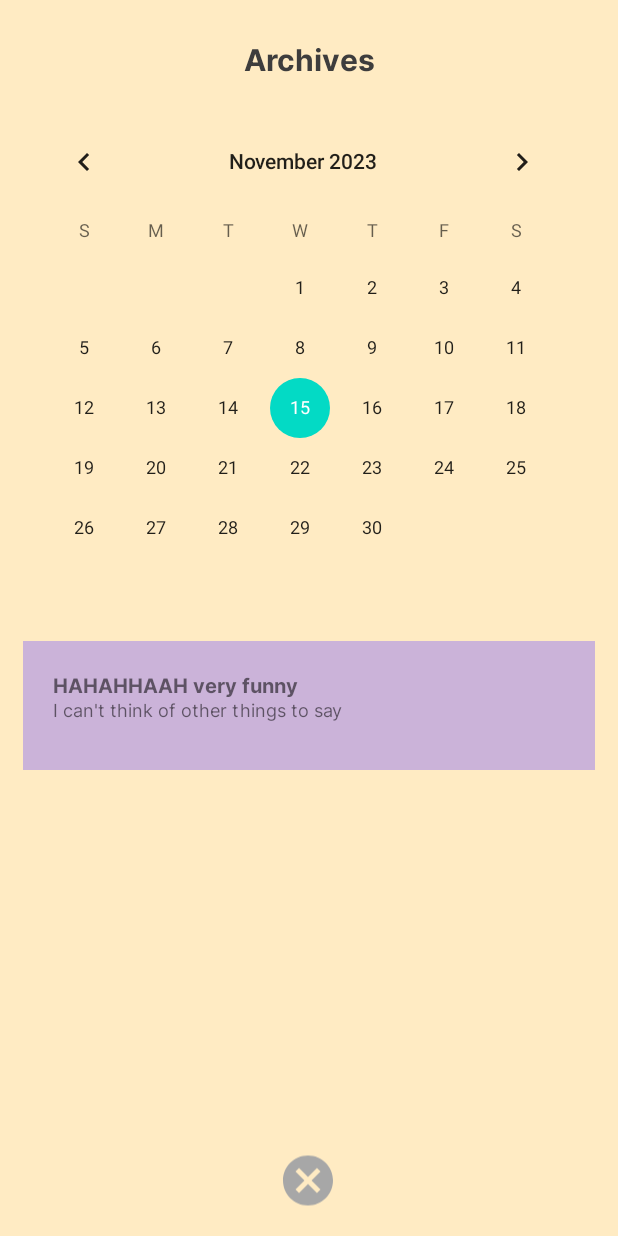
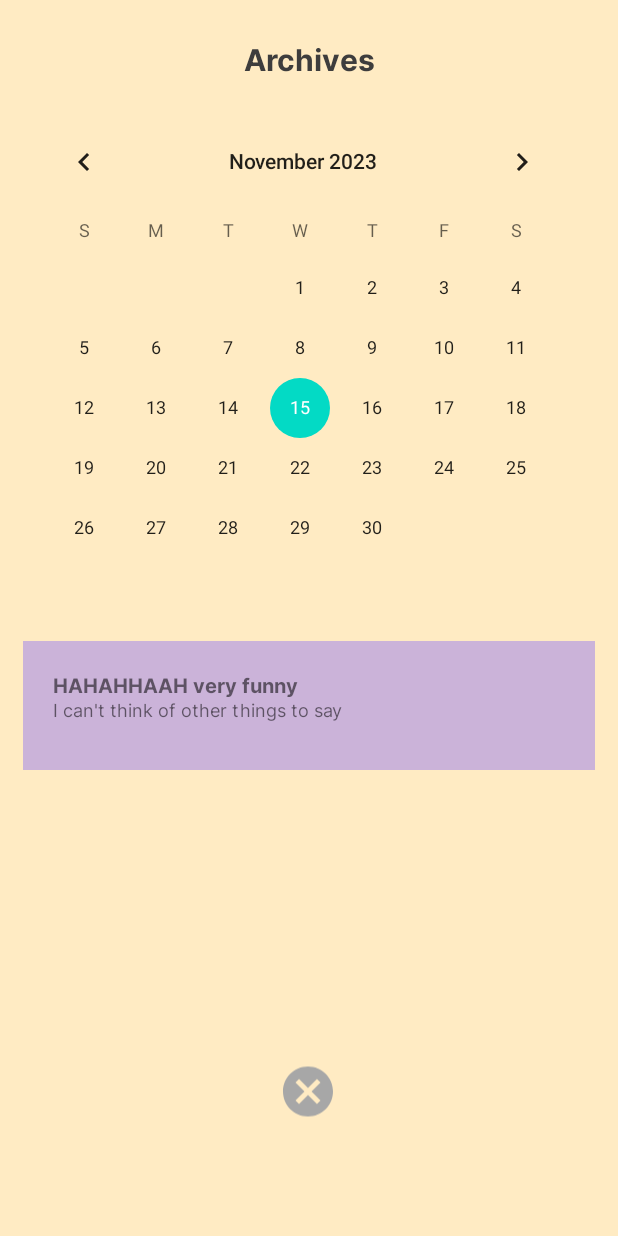
Before and after one commit to kaitiepiee/DailyLines, an Android app: the screen it shows after launch (MainActivity), item 2 of the bottom bar chosen, on a phone screen of 412 x 824 dp. Run offline under Robolectric (Android 15) with nearby library versions, the phone set to English and light mode, and no system bars.

Commit message:
added missing exit button in archive

```diff
--- a/app/src/main/res/layout/activity_archives.xml
+++ b/app/src/main/res/layout/activity_archives.xml
@@ -29,7 +29,7 @@
     <androidx.recyclerview.widget.RecyclerView
         android:id="@+id/recyclerView"
         android:layout_width="match_parent"
-        android:layout_height="306dp" />
+        android:layout_height="252dp" />
 
     <androidx.constraintlayout.widget.ConstraintLayout
         android:layout_width="match_parent"
@@ -39,12 +39,13 @@
             android:id="@+id/cancelButton"
             android:layout_width="40dp"
             android:layout_height="42dp"
-            android:layout_marginBottom="16dp"
             android:src="@drawable/baseline_cancel_24"
             app:layout_constraintBottom_toBottomOf="parent"
             app:layout_constraintEnd_toEndOf="parent"
             app:layout_constraintHorizontal_bias="0.498"
-            app:layout_constraintStart_toStartOf="parent" />
+            app:layout_constraintStart_toStartOf="parent"
+            app:layout_constraintTop_toTopOf="parent"
+            app:layout_constraintVertical_bias="0.36" />
     </androidx.constraintlayout.widget.ConstraintLayout>
 
 </LinearLayout>
```
